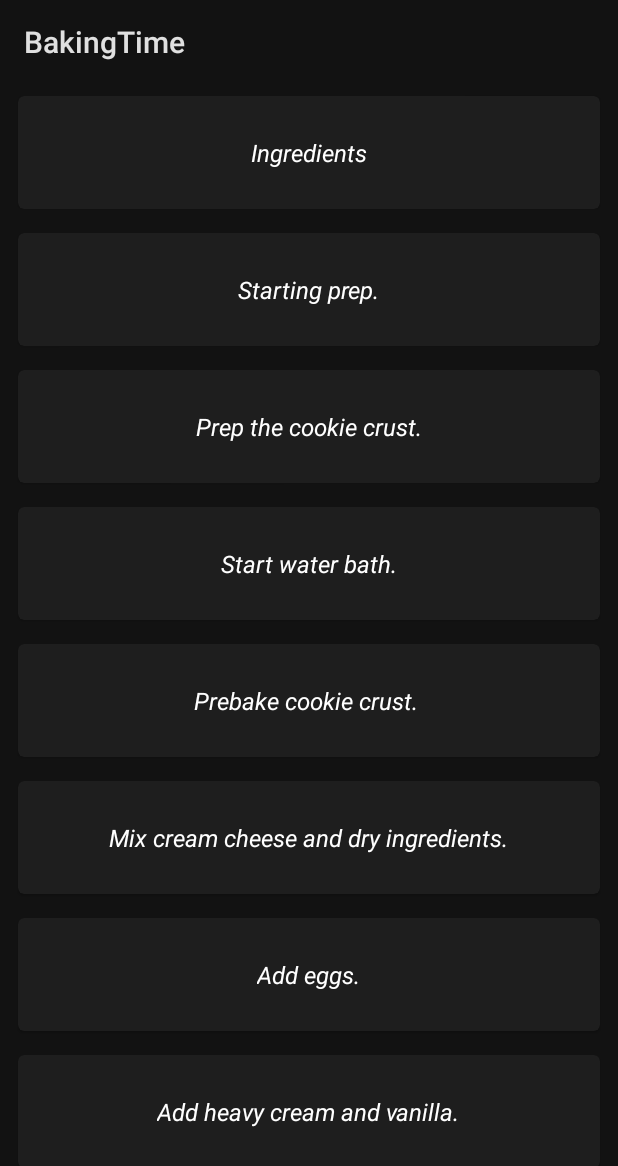
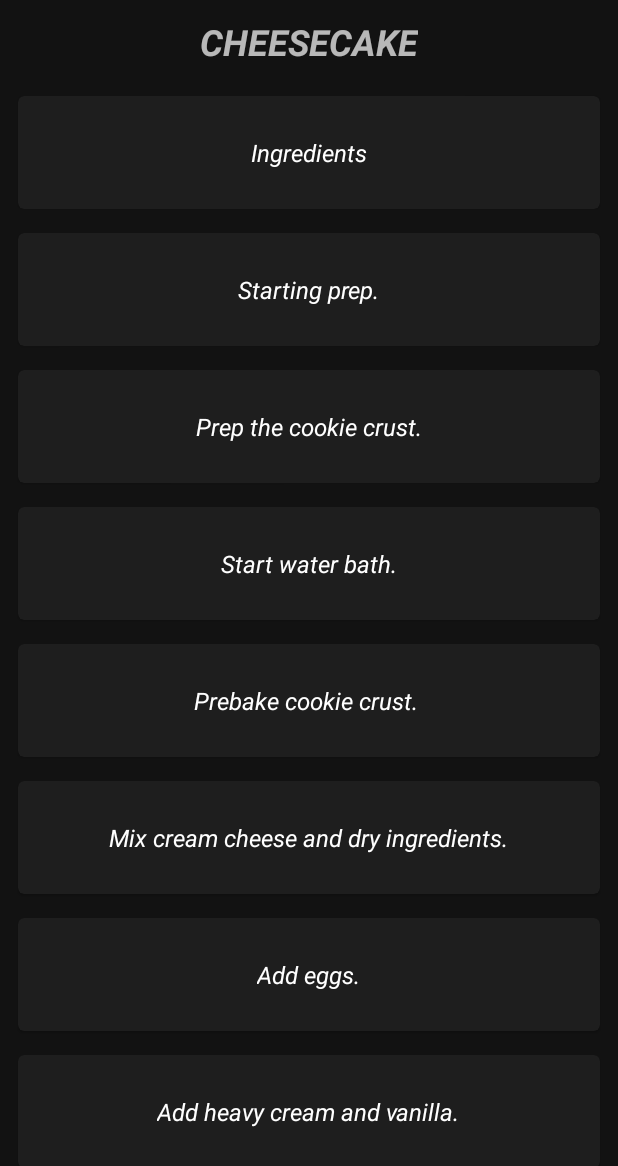
Before and after one commit to PrisonerPrice/BakingTime, an Android app: the DetailActivity screen opened directly, with no data from a screen before it, on a phone screen of 412 x 824 dp. Shown: the top 1166 px of the screen. Run offline under Robolectric (Android 15) with nearby library versions, the phone set to English and light mode, and no system bars; 3 statements that could not run were skipped.

Commit message:
Visual polish

```diff
--- a/app/src/main/AndroidManifest.xml
+++ b/app/src/main/AndroidManifest.xml
@@ -10,7 +10,7 @@
         android:label="@string/app_name"
         android:roundIcon="@mipmap/ic_launcher_round"
         android:supportsRtl="true"
-        android:theme="@style/AppTheme">
+        android:theme="@style/Theme.MaterialComponents.NoActionBar">
         <receiver android:name=".Widget.IngredientWidget">
             <intent-filter>
                 <action android:name="android.appwidget.action.APPWIDGET_UPDATE" />
--- a/app/src/main/java/com/prisonerprice/bakingtime/DetailScreen/DetailActivity.java
+++ b/app/src/main/java/com/prisonerprice/bakingtime/DetailScreen/DetailActivity.java
@@ -14,6 +14,8 @@ import android.util.Log;
 import android.view.View;
 import android.widget.FrameLayout;
 import android.widget.LinearLayout;
+import android.widget.TextView;
+
 import com.google.android.material.snackbar.Snackbar;
 import com.prisonerprice.bakingtime.R;
 import com.prisonerprice.bakingtime.Widget.IngredientWidget;
@@ -40,6 +42,9 @@ public class DetailActivity extends AppCompatActivity {
     protected void onCreate(Bundle savedInstanceState) {
         super.onCreate(savedInstanceState);
         setContentView(R.layout.activity_detail);
+
+        TextView toolBarTitle = (TextView) findViewById(R.id.toolbar_title);
+        if (toolBarTitle != null) toolBarTitle.setText(model.getRecipe().getRecipeName().toUpperCase());
 
         // update widget data
         Intent intent = new Intent(this, IngredientWidget.class);
--- a/app/src/main/res/layout-sw600dp/activity_detail.xml
+++ b/app/src/main/res/layout-sw600dp/activity_detail.xml
@@ -7,6 +7,24 @@
     android:layout_height="match_parent"
     android:orientation="horizontal"
     tools:context=".DetailScreen.DetailActivity">
+
+    <androidx.appcompat.widget.Toolbar
+        android:layout_width="match_parent"
+        android:layout_height="wrap_content">
+
+        <TextView
+            android:id="@+id/toolbar_title"
+            android:layout_width="wrap_content"
+            android:layout_height="wrap_content"
+            android:text="@string/app_name"
+            android:textSize="24sp"
+            android:textAllCaps="true"
+            android:textStyle="italic|bold"
+            android:layout_gravity="center"
+            android:layout_marginTop="@dimen/MarginS"
+            android:layout_marginBottom="@dimen/MarginS"/>
+
+    </androidx.appcompat.widget.Toolbar>
 
     <FrameLayout
         android:id="@+id/step_list_fl"
--- a/app/src/main/res/layout/activity_detail.xml
+++ b/app/src/main/res/layout/activity_detail.xml
@@ -7,6 +7,24 @@
     android:layout_height="match_parent"
     android:orientation="vertical"
     tools:context=".DetailScreen.DetailActivity">
+
+    <androidx.appcompat.widget.Toolbar
+        android:layout_width="match_parent"
+        android:layout_height="wrap_content">
+
+        <TextView
+            android:id="@+id/toolbar_title"
+            android:layout_width="wrap_content"
+            android:layout_height="wrap_content"
+            android:text="@string/app_name"
+            android:textSize="24sp"
+            android:textAllCaps="true"
+            android:textStyle="italic|bold"
+            android:layout_gravity="center"
+            android:layout_marginTop="@dimen/MarginS"
+            android:layout_marginBottom="@dimen/MarginS"/>
+
+    </androidx.appcompat.widget.Toolbar>
 
     <FrameLayout
         android:id="@+id/step_list_fl"
--- a/app/src/main/res/layout/list_item.xml
+++ b/app/src/main/res/layout/list_item.xml
@@ -21,7 +21,7 @@
         android:layout_height="wrap_content"
         android:layout_gravity="center"
         android:textColor="@color/design_default_color_on_primary"
-        android:textSize="32sp"
+        android:textSize="26sp"
         android:textStyle="italic"/>
 
 </com.google.android.material.card.MaterialCardView>
```
Also changed, not shown: app/src/main/res/layout/activity_main.xml (+22 -3 lines).
